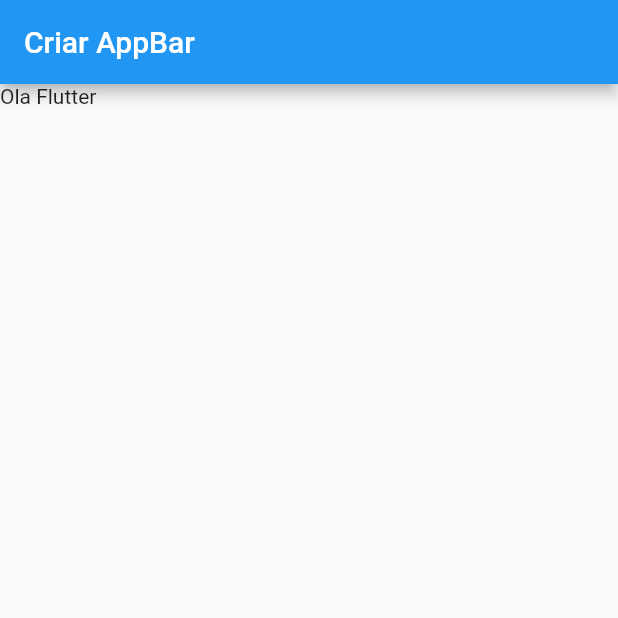
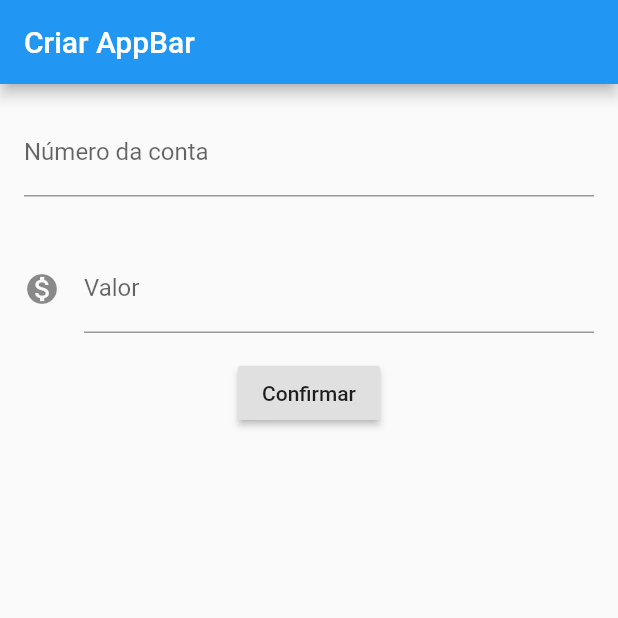
Before and after one commit to WalterGabriel/Learning_Dart.Flutter, a Flutter app: the screen it shows after launch, on a phone screen of 412 x 824 dp, the top half of it. Run offline on Flutter 3.47's test engine with Material 2 defaults, Android fonts, the phone set to English and light mode, and no system bars.

Commit message:
Inserindo e recuperando valores

```diff
--- a/Flutter/bank/lib/main.dart
+++ b/Flutter/bank/lib/main.dart
@@ -38,13 +38,64 @@ class BytebankApp extends StatelessWidget {
 }
 
 class FormularioTransferencia extends StatelessWidget {
+  final TextEditingController _controladorCampoNumeroConta =
+      TextEditingController();
+  final TextEditingController _controladorCampoValor = TextEditingController();
+
   @override
   Widget build(BuildContext context) {
     return Scaffold(
-        appBar: AppBar(
-          title: Text('Criar AppBar'),
-        ),
-        body: Text('Ola Flutter'));
+      appBar: AppBar(
+        title: Text('Criar AppBar'),
+      ),
+      body: Column(
+        children: <Widget>[
+          Padding(
+            padding: const EdgeInsets.all(16.0),
+            child: TextField(
+              controller: _controladorCampoNumeroConta,
+              style: TextStyle(fontSize: 16.0),
+              decoration: InputDecoration(
+                  labelText: 'Número da conta', hintText: 'XXX.XXX.XX'),
+              keyboardType: TextInputType.number,
+            ),
+          ),
+          Padding(
+            padding: const EdgeInsets.all(16.0),
+            child: TextField(
+              controller: _controladorCampoValor,
+              style: TextStyle(fontSize: 16.0),
+              decoration: InputDecoration(
+                  icon: Icon(Icons.monetization_on),
+                  labelText: 'Valor',
+                  hintText: '0.00'),
+              keyboardType: TextInputType.number,
+            ),
+          ),
+          RaisedButton(
+            onPressed: () {
+              debugPrint('Toque no confirmar');
+              final int numeroConta =
+                  int.tryParse(_controladorCampoNumeroConta.text);
+              final double valor = double.tryParse(_controladorCampoValor.text);
+
+              if (numeroConta != null && valor != null) {
+                final transferenciaCriada = Transferencia(valor, numeroConta);
+                debugPrint('${transferenciaCriada.valor}');
+                debugPrint('${transferenciaCriada.numeroConta}');
+                Scaffold.of(context).showSnackBar(
+                  SnackBar(
+                    content: Text(
+                        'R\$ ${transferenciaCriada.valor} transferidos para ${transferenciaCriada.numeroConta} '),
+                  ),
+                );
+              }
+            },
+            child: Text('Confirmar'),
+          )
+        ],
+      ),
+    );
   }
 }
 
```
